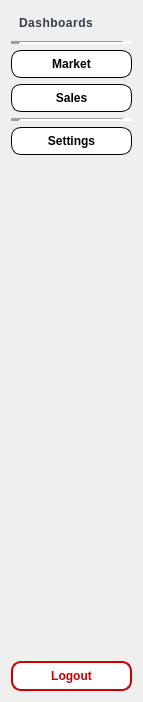
Above: SalesOptimizer/views/ui/sidebar.ui from ImGaby123/SalesOptimizer-CRM before the change. Below: the same form after it.
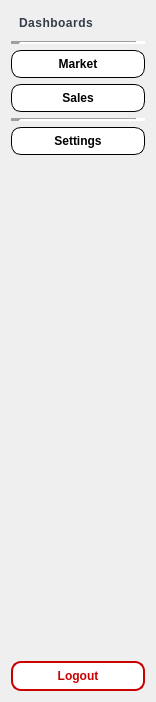
That is the form after the change.

The edit to the form file:
```diff
--- a/SalesOptimizer/views/ui/sidebar.ui
+++ b/SalesOptimizer/views/ui/sidebar.ui
@@ -6,7 +6,7 @@
    <rect>
     <x>0</x>
     <y>0</y>
-    <width>143</width>
+    <width>156</width>
     <height>702</height>
    </rect>
   </property>
```
